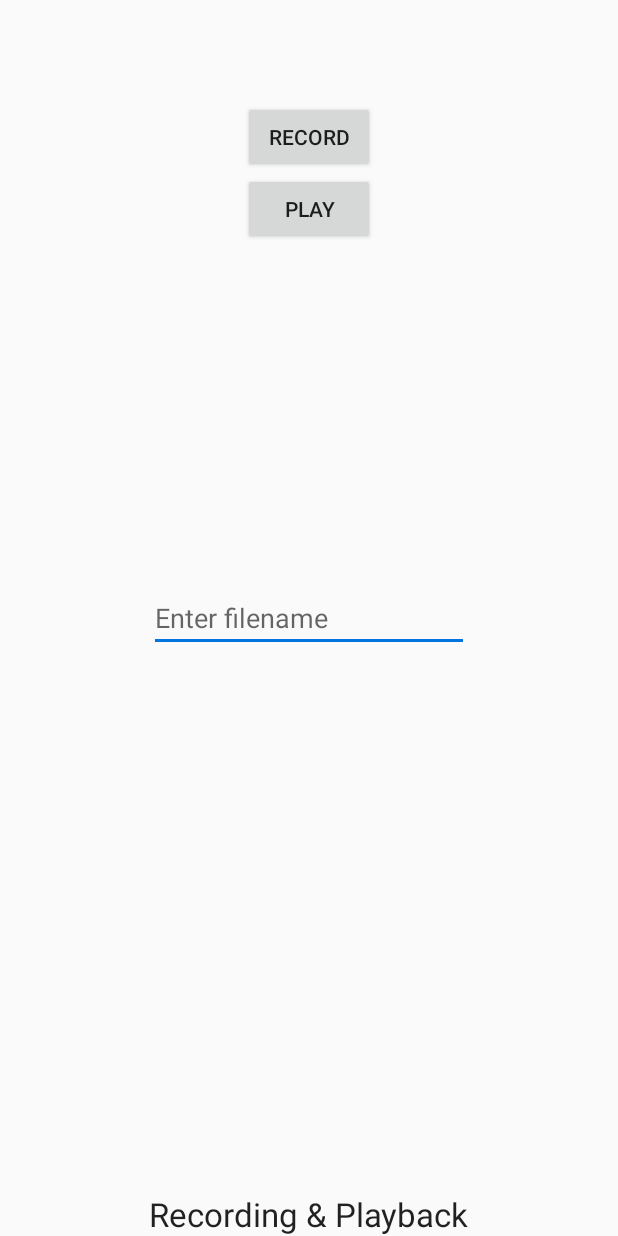
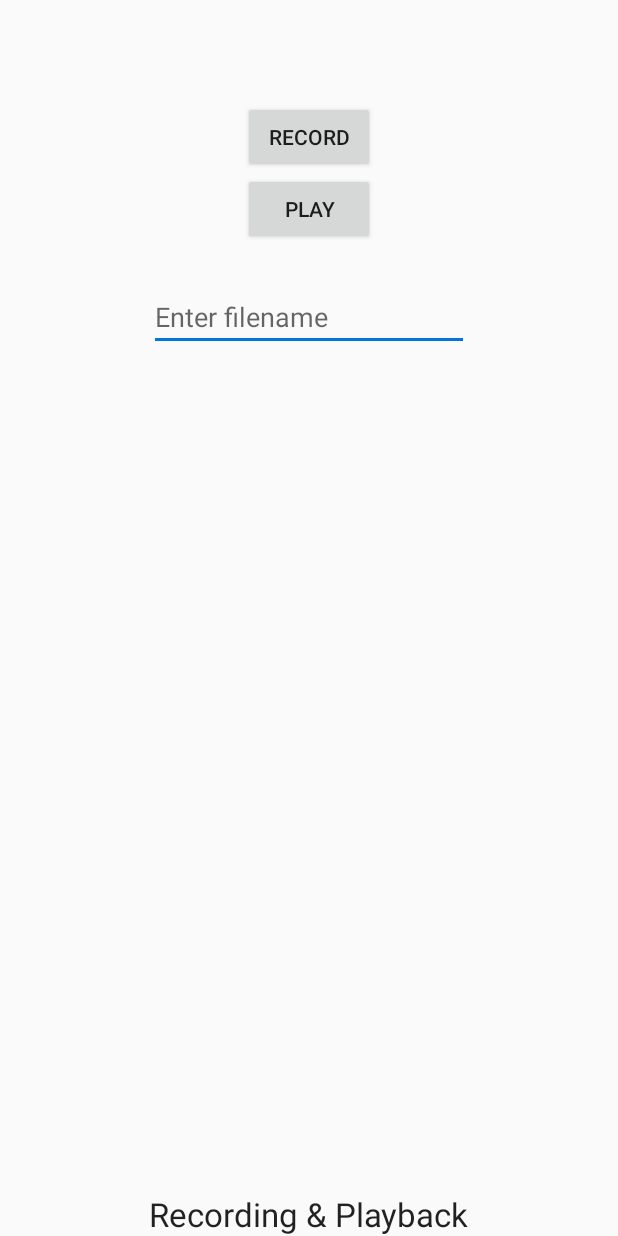
Before and after one commit to matt-tomlinson/Auto_NVH, an Android app: the fragment TabFragment4 shown on its own in the app's theme, on a phone screen of 412 x 824 dp. Run offline under Robolectric (Android 15) with nearby library versions, the phone set to English and light mode, and no system bars; libraries missing offline, so code that uses them is left out: com.github.pires.obd, com.jjoe64.graphview; 2 statements that could not run were skipped.

Commit message:
Modified layout to work better when rotated

```diff
--- a/app/src/main/res/layout/tab_fragment_4.xml
+++ b/app/src/main/res/layout/tab_fragment_4.xml
@@ -28,8 +28,8 @@
         android:text="@string/b_startP"
         android:id="@+id/bPlay"
         android:layout_below="@id/bRec"
-        android:layout_alignLeft="@id/bRec"
-        android:layout_alignStart="@id/bRec" />
+        android:layout_centerVertical="true"
+        android:layout_centerHorizontal="true" />
 
     <EditText
         android:layout_width="wrap_content"
@@ -38,6 +38,8 @@
         android:hint="@string/t_filename"
         android:ems="10"
         android:id="@+id/tFilename"
+        android:layout_marginTop="25dp"
+        android:layout_below="@id/bPlay"
         android:layout_centerVertical="true"
         android:layout_centerHorizontal="true" />
 
```
